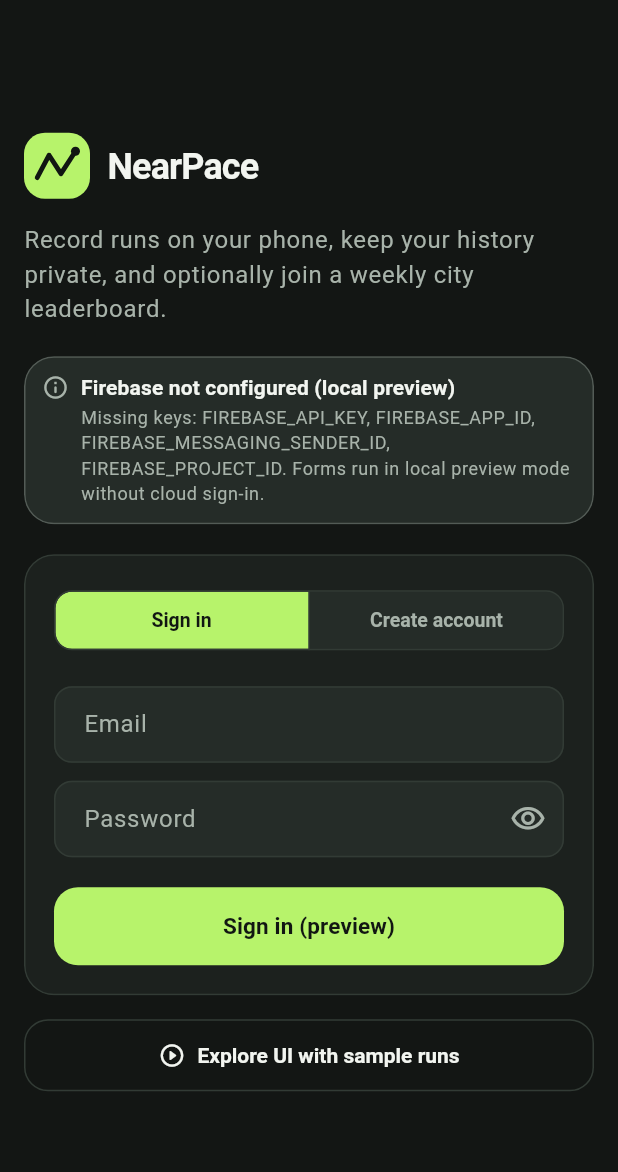
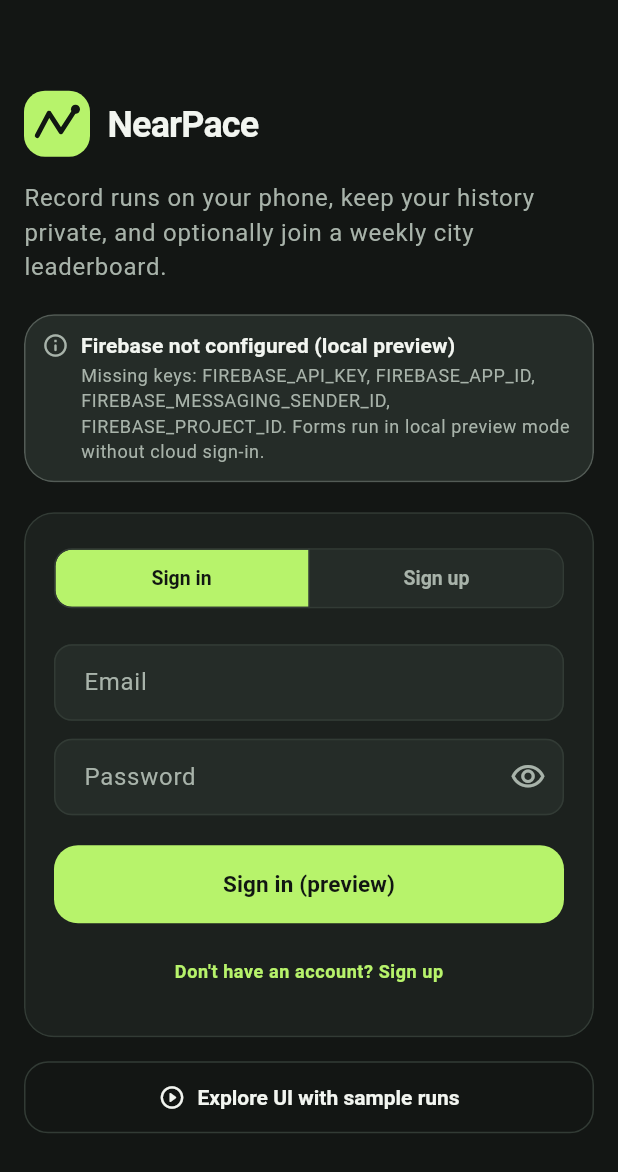
Before and after one commit to aetheramizu/Kelompok-3_Kelas-C_Pemrograman_Mobile, a Flutter app: the screen it shows after launch, after a tap on "Sign in", on a phone screen of 412 x 824 dp. Shown: the top 1172 px of the screen. Run offline on Flutter 3.47's test engine with Material 3 defaults, Android fonts, the phone set to English and light mode, and no system bars; our stand-ins replace cloud_firestore, firebase_auth, firebase_core, firebase_messaging, geolocator, material_ui; accounts and stored records are empty; network calls fail.

Commit message:
fix(auth): improve sign up flow, validation fallback, and switch toggle

```diff
--- a/NearPace App/nearpace/lib/data/repositories/auth_repository.dart
+++ b/NearPace App/nearpace/lib/data/repositories/auth_repository.dart
@@ -90,6 +90,8 @@ class FirebaseAuthRepository implements AuthRepository {
         return 'Password is too weak. Please use at least 6 characters.';
       case 'network-request-failed':
         return 'Network connection error. Check your internet connection and try again.';
+      case 'operation-not-allowed':
+        return 'Email/Password sign-in is disabled in Firebase Console. Please enable it in Authentication > Sign-in method.';
       case 'too-many-requests':
         return 'Too many unsuccessful attempts. Please try again later.';
       case 'user-disabled':
--- a/NearPace App/nearpace/lib/ui/screens/auth_screen.dart
+++ b/NearPace App/nearpace/lib/ui/screens/auth_screen.dart
@@ -41,6 +41,7 @@ class _AuthScreenState extends State<AuthScreen> {
 
   void _switchMode(_AuthMode mode) {
     if (_mode == mode) return;
+    _formKey.currentState?.reset();
     setState(() {
       _mode = mode;
       _formErrorSummary = null;
@@ -229,7 +230,7 @@ class _AuthScreenState extends State<AuthScreen> {
                                     ),
                                     ButtonSegment(
                                       value: _AuthMode.signUp,
-                                      label: Text('Create account'),
+                                      label: Text('Sign up'),
                                     ),
                                   ],
                                   selected: {_mode},
@@ -277,8 +278,10 @@ class _AuthScreenState extends State<AuthScreen> {
                                     textInputAction: TextInputAction.next,
                                     autofillHints: const [AutofillHints.name],
                                     maxLength: 40,
+                                    onFieldSubmitted: (_) =>
+                                        _submit(controller),
                                     decoration: const InputDecoration(
-                                      labelText: 'Display name',
+                                      labelText: 'Display name (optional)',
                                       hintText: 'e.g. Alief Pratama',
                                       counterText: '',
                                     ),
@@ -287,10 +290,8 @@ class _AuthScreenState extends State<AuthScreen> {
                                         return null;
                                       }
                                       final trimmed = value?.trim() ?? '';
-                                      if (trimmed.isEmpty) {
-                                        return 'Enter a display name.';
-                                      }
-                                      if (trimmed.length < 2) {
+                                      if (trimmed.isNotEmpty &&
+                                          trimmed.length < 2) {
                                         return 'Use at least 2 characters.';
                                       }
                                       return null;
@@ -301,6 +302,8 @@ class _AuthScreenState extends State<AuthScreen> {
                                     controller: _cityController,
                                     textInputAction: TextInputAction.next,
                                     maxLength: 60,
+                                    onFieldSubmitted: (_) =>
+                                        _submit(controller),
                                     decoration: const InputDecoration(
                                       labelText: 'City (optional)',
                                       hintText:
@@ -316,6 +319,7 @@ class _AuthScreenState extends State<AuthScreen> {
                                   keyboardType: TextInputType.emailAddress,
                                   textInputAction: TextInputAction.next,
                                   autofillHints: const [AutofillHints.email],
+                                  onFieldSubmitted: (_) => _submit(controller),
                                   decoration: const InputDecoration(
                                     labelText: 'Email',
                                     hintText: 'runner@example.com',
@@ -391,9 +395,28 @@ class _AuthScreenState extends State<AuthScreen> {
                                                     ? 'Sign in (preview)'
                                                     : 'Sign in')
                                               : (controller.isLocalPreview
-                                                    ? 'Create profile (preview)'
-                                                    : 'Create profile'),
+                                                    ? 'Sign up (preview)'
+                                                    : 'Sign up'),
                                         ),
+                                ),
+                                const SizedBox(height: NearPaceSpacing.xs),
+                                Center(
+                                  child: TextButton(
+                                    onPressed: () => _switchMode(
+                                      _mode == _AuthMode.signIn
+                                          ? _AuthMode.signUp
+                                          : _AuthMode.signIn,
+                                    ),
+                                    child: Text(
+                                      _mode == _AuthMode.signIn
+                                          ? "Don't have an account? Sign up"
+                                          : 'Already have an account? Sign in',
+                                      style: textTheme.bodySmall?.copyWith(
+                                        color: colors.accent,
+                                        fontWeight: FontWeight.w600,
+                                      ),
+                                    ),
+                                  ),
                                 ),
                               ],
                             ),
```
